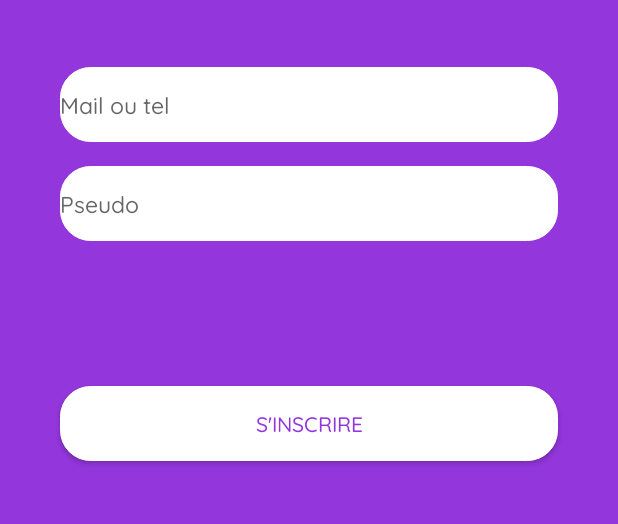
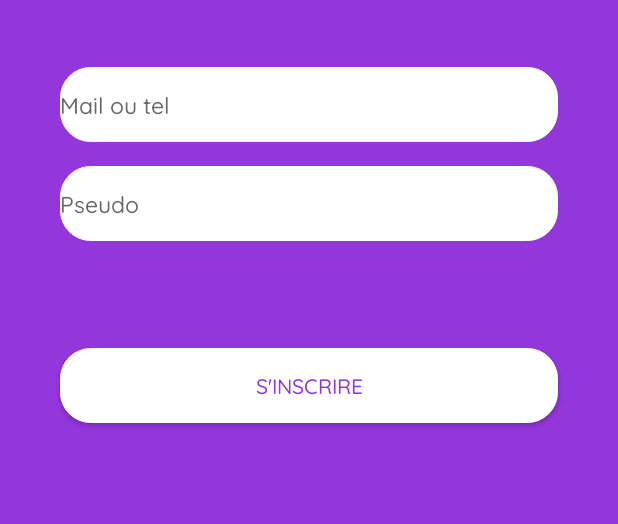
Before and after one commit to MartinPrejean/App_nativia, an Android app: the screen it shows after launch (ActivityLogin), on a phone screen of 412 x 824 dp, the part 361-885 px from its top. Run offline under Robolectric (Android 15) with nearby library versions, the phone set to English and light mode, and no system bars; our stand-ins replace Firebase (no records; nobody signed in at launch, a user with empty details on screens opened directly).

Commit message:
Add corrections @string

```diff
--- a/app/src/main/AndroidManifest.xml
+++ b/app/src/main/AndroidManifest.xml
@@ -15,6 +15,7 @@
         android:roundIcon="@mipmap/ic_launcher_round"
         android:supportsRtl="true"
         android:theme="@style/AppTheme"
+        android:networkSecurityConfig="@xml/network_security_config"
         tools:ignore="GoogleAppIndexingWarning">
         <activity android:name=".Trip"></activity>
         <activity android:name=".HourFixActivity"></activity>
@@ -49,7 +50,9 @@
             android:theme="@style/AppThemeNoActionBar" />
         <activity
             android:name=".ChoosePlace"
-            android:label="@string/title_activity_choose_place" />
+            android:label="@string/title_activity_maps"
+            android:theme="@style/AppThemeNoActionBar"/>
+
     </application>
 
 </manifest>
--- a/app/src/main/java/fr/hetic/app_map_amis/ActivityLogin.kt
+++ b/app/src/main/java/fr/hetic/app_map_amis/ActivityLogin.kt
@@ -7,11 +7,19 @@ import android.widget.Toast
 import androidx.appcompat.app.AppCompatActivity
 import com.google.firebase.auth.FirebaseAuth
 import com.google.firebase.auth.FirebaseUser
+import fr.hetic.app_map_amis.network.JourneyService
+import fr.hetic.app_map_amis.network.response.JourneyResult
 import kotlinx.android.synthetic.main.activity_login.*
+import retrofit2.Call
+import retrofit2.Callback
+import retrofit2.Response
+import retrofit2.Retrofit
+import retrofit2.converter.gson.GsonConverterFactory
 
 class ActivityLogin : AppCompatActivity() {
 
     private lateinit var auth: FirebaseAuth
+    private lateinit var journeyService: JourneyService
 
     override fun onStart() {
         super.onStart()
@@ -31,6 +39,26 @@ class ActivityLogin : AppCompatActivity() {
             val intent = Intent(this, MapsActivity::class.java)
             startActivity(intent)
         }
+
+        val retrofit = Retrofit.Builder()
+            .baseUrl("https://api.navitia.io/v1/")
+            .addConverterFactory(GsonConverterFactory.create())
+            .build()
+
+        val navitiaApiKey = "0dbdc129-2b4f-4827-b826-9379293b5869"
+
+        journeyService = retrofit.create(JourneyService::class.java)
+
+        journeyService.getJourney(navitiaApiKey).enqueue(object: Callback<JourneyResult> {
+            override fun onFailure(call: Call<JourneyResult>, t: Throwable) {
+                t.toString()
+            }
+
+            override fun onResponse(call: Call<JourneyResult>, response: Response<JourneyResult>) {
+                response.body()
+            }
+
+        })
     }
 
         private fun save_user(){
--- a/app/src/main/java/fr/hetic/app_map_amis/network/JourneyService.kt
+++ b/app/src/main/java/fr/hetic/app_map_amis/network/JourneyService.kt
@@ -3,13 +3,13 @@ package fr.hetic.app_map_amis.network
 import fr.hetic.app_map_amis.network.response.JourneyResult
 import retrofit2.Call
 import retrofit2.http.GET
-import retrofit2.http.Query
+import retrofit2.http.Header
 
 interface JourneyService {
 
     // https://api.navitia.io/v1/coverage/fr-nw/journeys?from=2.3749036%3B48.8467927&to=2.2922926%3B48.8583736&
     // %3B = ;
-    @GET("from=2.3749036%3B48.8467927&to=2.2922926%3B48.8583736&")
-    fun getJourney(@Query("query") query: String): Call<JourneyResult>
+    @GET("coverage/fr-nw/journeys?from=2.3749036%3B48.8467927&to=2.2922926%3B48.8583736&")
+    fun getJourney(@Header("Authorization") authorization:String): Call<JourneyResult>
 
 }
--- a/app/src/main/res/layout/activity_login.xml
+++ b/app/src/main/res/layout/activity_login.xml
@@ -22,7 +22,7 @@
         android:layout_marginEnd="24dp"
         android:background="@drawable/buttoninverse"
         android:fontFamily="@font/quicksand_medium"
-        android:hint="Mail ou tel"
+        android:hint="@string/id_login"
         android:inputType="textEmailAddress"
         android:selectAllOnFocus="true"
         android:textSize="15sp"
@@ -39,11 +39,10 @@
         android:layout_marginEnd="24dp"
         android:background="@drawable/buttoninverse"
         android:fontFamily="@font/quicksand_medium"
-        android:hint="Pseudo"
+        android:hint="@string/user_login"
         android:imeActionLabel="@string/action_sign_in_short"
         android:imeOptions="actionDone"
         android:inputType="textEmailAddress"
-        android:paddingRight="20dp"
         android:selectAllOnFocus="true"
         android:textColor="@color/colorPrimary"
         android:textSize="15sp"
@@ -57,7 +56,6 @@
         android:layout_height="50dp"
         android:layout_gravity="start"
         android:layout_marginStart="24dp"
-        android:layout_marginTop="32dp"
         android:layout_marginEnd="24dp"
         android:background="@drawable/buttoninverse"
         android:enabled="true"
@@ -107,7 +105,7 @@
         android:layout_marginTop="8dp"
         android:layout_marginBottom="32dp"
         android:fontFamily="@font/quicksand"
-        android:text="Togethere"
+        android:text="@string/app_name"
         android:textColor="@android:color/white"
         android:textSize="30sp"
         app:layout_constraintBottom_toTopOf="@+id/id_login"
--- a/app/src/main/res/layout/activity_trip.xml
+++ b/app/src/main/res/layout/activity_trip.xml
@@ -8,14 +8,14 @@
         android:layout_width="match_parent"
         android:layout_height="wrap_content"
         android:ems="10"
-        android:hint="Ici"
+        android:hint="@string/hint_text_trip"
         android:inputType="textPersonName"
-        android:text="Name" />
+        android:text="@string/text_trip" />
 
     <Button
         android:layout_width="match_parent"
         android:layout_height="wrap_content"
-        android:text="onClick"/>
+        android:text="@string/button_trip"/>
 
     <ListView
         android:id="@+id/listview"
--- a/app/src/main/res/layout/contact_group_layout.xml
+++ b/app/src/main/res/layout/contact_group_layout.xml
@@ -22,7 +22,6 @@
         android:layout_height="wrap_content"
         android:layout_marginStart="16dp"
         android:layout_marginEnd="16dp"
-        android:fontFamily="@font/quicksand"
         android:text="@string/textview"
         app:layout_constraintBottom_toBottomOf="parent"
         app:layout_constraintEnd_toStartOf="@+id/checkBox"
--- /dev/null
+++ b/app/src/main/res/xml/network_security_config.xml
@@ -0,0 +1,6 @@
+<?xml version="1.0" encoding="utf-8"?>
+<network-security-config>
+    <domain-config cleartextTrafficPermitted="true">
+        <domain includeSubdomains="true">api.navitia.io</domain>
+    </domain-config>
+</network-security-config>
```
Also changed, not shown: app/src/main/java/fr/hetic/app_map_amis/ApiCall.kt (+24 -17 lines), app/src/main/java/fr/hetic/app_map_amis/network/response/JourneyResult.kt (+50 -9 lines), app/src/main/res/values/strings.xml (+21 -8 lines).
